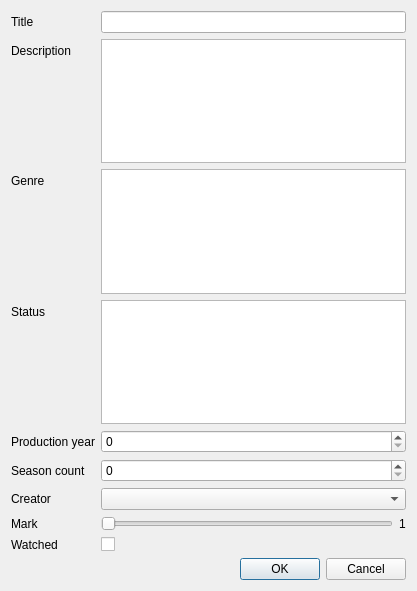
Zachaly/Jipp_Projekt_ZS_NS, file FilmManager/modifyseriedialog.ui: the form before one commit.
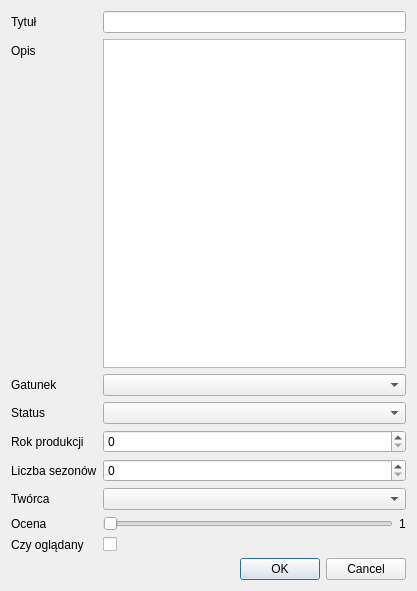
The form after the commit.

```diff
--- a/FilmManager/modifyseriedialog.ui
+++ b/FilmManager/modifyseriedialog.ui
@@ -19,7 +19,7 @@
      <item row="0" column="0">
       <widget class="QLabel" name="titleLabel">
        <property name="text">
-        <string>Title</string>
+        <string>Tytuł</string>
        </property>
       </widget>
      </item>
@@ -29,7 +29,7 @@
      <item row="1" column="0">
       <widget class="QLabel" name="descriptionLabel">
        <property name="text">
-        <string>Description</string>
+        <string>Opis</string>
        </property>
       </widget>
      </item>
@@ -39,13 +39,10 @@
      <item row="2" column="0">
       <widget class="QLabel" name="genreLabel">
        <property name="text">
-        <string>Genre</string>
+        <string>Gatunek</string>
        </property>
       </widget>
      </item>
-     <item row="2" column="1">
-      <widget class="QListWidget" name="genreList"/>
-     </item>
      <item row="3" column="0">
       <widget class="QLabel" name="statusLabel">
        <property name="text">
@@ -53,13 +50,10 @@
        </property>
       </widget>
      </item>
-     <item row="3" column="1">
-      <widget class="QListWidget" name="statusList"/>
-     </item>
      <item row="4" column="0">
       <widget class="QLabel" name="productionuYearLabel">
        <property name="text">
-        <string>Production year</string>
+        <string>Rok produkcji</string>
        </property>
       </widget>
      </item>
@@ -69,7 +63,7 @@
      <item row="5" column="0">
       <widget class="QLabel" name="seasonCountLabel">
        <property name="text">
-        <string>Season count</string>
+        <string>Liczba sezonów</string>
        </property>
       </widget>
      </item>
@@ -79,21 +73,21 @@
      <item row="6" column="0">
       <widget class="QLabel" name="creatorLabel">
        <property name="text">
-        <string>Creator</string>
+        <string>Twórca</string>
        </property>
       </widget>
      </item>
      <item row="7" column="0">
       <widget class="QLabel" name="markLabel">
        <property name="text">
-        <string>Mark</string>
+        <string>Ocena</string>
        </property>
       </widget>
      </item>
      <item row="9" column="0">
       <widget class="QLabel" name="watchedLabel">
        <property name="text">
-        <string>Watched</string>
+        <string>Czy oglądany</string>
        </property>
       </widget>
      </item>
@@ -125,6 +119,12 @@
      <item row="6" column="1">
       <widget class="QComboBox" name="creatorComboBox"/>
      </item>
+     <item row="2" column="1">
+      <widget class="QComboBox" name="genreComboBox"/>
+     </item>
+     <item row="3" column="1">
+      <widget class="QComboBox" name="statusComboBox"/>
+     </item>
     </layout>
    </item>
    <item>
```
